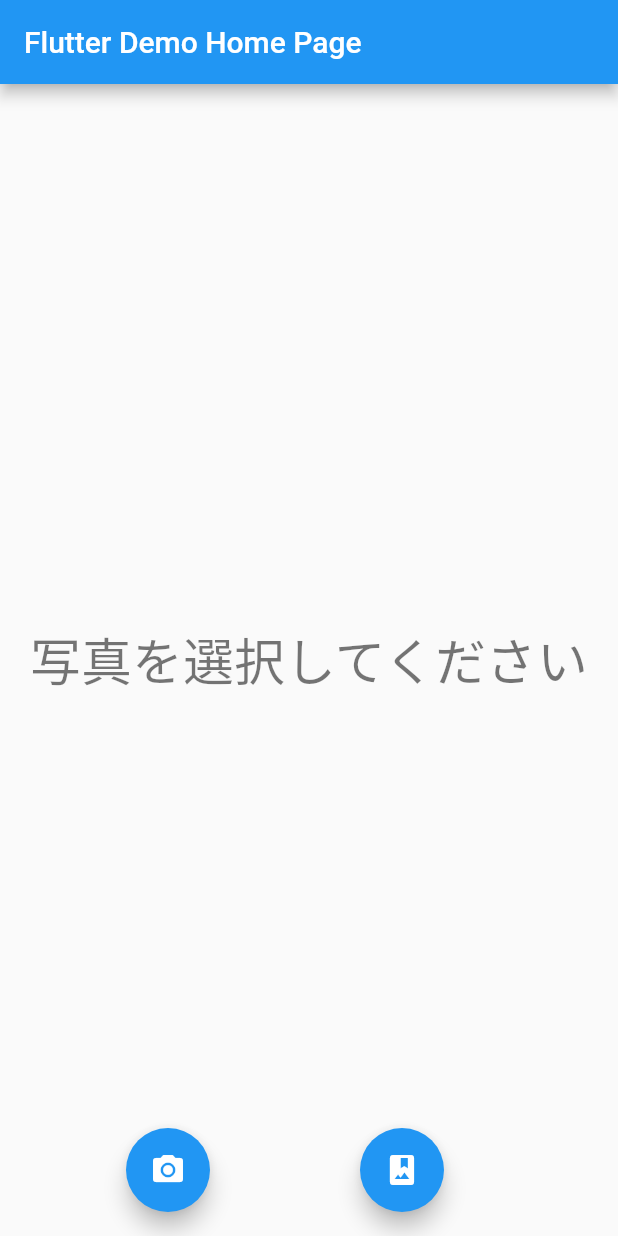
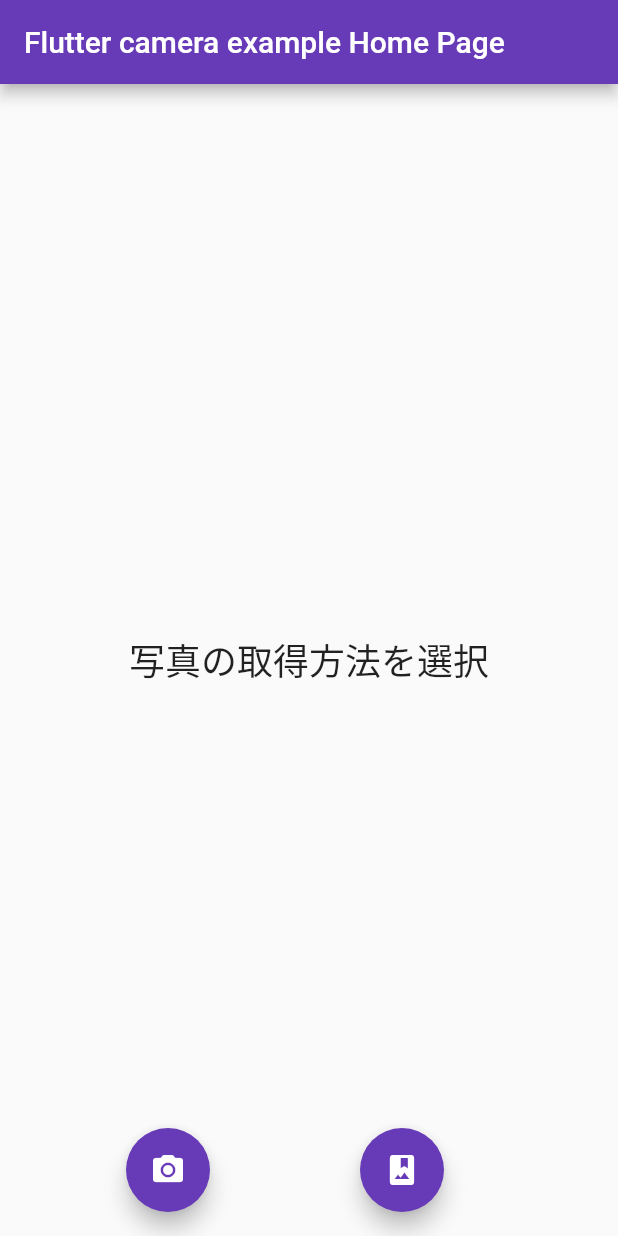
Before and after one commit to appjun/camera-and-imagepicker, a Flutter app: the screen it shows after launch, after a tap on the "photo camera" icon, on a phone screen of 412 x 824 dp. Run offline on Flutter 3.47's test engine with Material 2 defaults, Android fonts, the phone set to English and light mode, and no system bars; our stand-ins replace camera, image_picker.

Commit message:
cameras has not been initializedって出る

```diff
--- a/lib/main.dart
+++ b/lib/main.dart
@@ -13,17 +13,43 @@ late List<CameraDescription> cameras;
    final cameras = await availableCameras();
    final firstCamera = cameras.first;
 
-   runApp(
-     MaterialApp(
-         theme: ThemeData.dark(),
-         home: MyApp()),
-   );
+
+   // runApp(
+   //   MaterialApp(
+   //       theme: ThemeData.dark(),
+   //    //   home: MyApp()),
+   // )
+   // );
+   runApp(MaterialApp(
+
+     title: 'Flutter camera example',
+     theme: ThemeData(
+       // This is the theme of your application.
+       //
+       // Try running your application with "flutter run". You'll see the
+       // application has a blue toolbar. Then, without quitting the app, try
+       // changing the primarySwatch below to Colors.green and then invoke
+       // "hot reload" (press "r" in the console where you ran "flutter run",
+       // or simply save your changes to "hot reload" in a Flutter IDE).
+       // Notice that the counter didn't reset back to zero; the application
+       // is not restarted.
+       primarySwatch: Colors.deepPurple,
+     ),
+
+     home: const MyHomePage(
+         title: 'Flutter camera example Home Page'),
+
+   ));
  }
 
 class MyApp extends StatelessWidget {
-  const MyApp({super.key});
+  //const MyApp({super.key});
 
-  // This widget is the root of your application.
+  const MyApp({Key? key, required this.imagePath})
+      : super(key: key);
+
+  final String imagePath;
+
   @override
   Widget build(BuildContext context) {
     return MaterialApp(
@@ -46,24 +72,19 @@ class MyApp extends StatelessWidget {
       )
      */
 
-      title: 'Flutter Demo',
-      theme: ThemeData(
-        // This is the theme of your application.
-        //
-        // Try running your application with "flutter run". You'll see the
-        // application has a blue toolbar. Then, without quitting the app, try
-        // changing the primarySwatch below to Colors.green and then invoke
-        // "hot reload" (press "r" in the console where you ran "flutter run",
-        // or simply save your changes to "hot reload" in a Flutter IDE).
-        // Notice that the counter didn't reset back to zero; the application
-        // is not restarted.
-        primarySwatch: Colors.blue,
-      ),
-      home: const MyHomePage(
-          title: 'Flutter Demo Home Page'),
+
+
+      //  home:MyHomePage(camera: camera),
 
     );
   }
+
+
+  /*
+  // This widget is the root of your application.
+
+
+   */
 }
 
 class MyHomePage extends StatefulWidget {
@@ -87,6 +108,11 @@ class MyHomePage extends StatefulWidget {
 //(_cameras[0], ResolutionPreset.max);
 
 class _MyHomePageState extends State<MyHomePage> {
+
+  //const _MyHomePageState({Key? key, required this.imagePath});
+
+  late final String imagePath;
+
   XFile? _image;
   CameraController? _controller;
   final imagePicker = ImagePicker();
@@ -102,7 +128,7 @@ class _MyHomePageState extends State<MyHomePage> {
         cameras[0],
         ResolutionPreset.max);
 
-    if(_controller == null){return;}
+    //if(_controller == null){return;}
     _controller?.initialize().then((_) {
       if (!mounted) {
         return;
@@ -130,10 +156,13 @@ class _MyHomePageState extends State<MyHomePage> {
   // ギャラリーから写真を取得するメソッド
   Future getPhotoFromGarally() async {
     final pickedFile = await imagePicker.pickImage(source: ImageSource.gallery);
+
     setState(() {
+      /*
       if (pickedFile != null) {
         _image = XFile(pickedFile.path);
       }
+       */
     });
   }
 
@@ -147,10 +176,10 @@ class _MyHomePageState extends State<MyHomePage> {
           // 取得した画像を表示(ない場合はメッセージ)
             child: _controller == null
                 ? Text(
-              '写真を選択してください',
-              style: Theme.of(context).textTheme.headline4,
+              '写真の取得方法を選択',
+              style: Theme.of(context).textTheme.headline5,
             )
-                : Image.file(File(_image!.path))),
+                : Image.file(File(imagePath))),
         floatingActionButton:
         Row(mainAxisAlignment: MainAxisAlignment.spaceEvenly, children: [
           // カメラから取得するボタン
```
